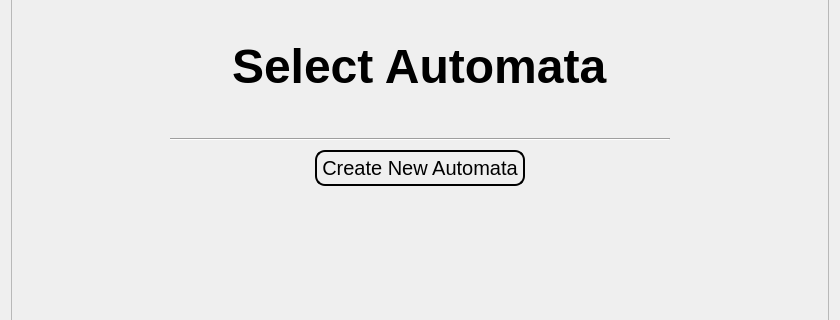
This is ui/intro.ui in Achu-Worifung/quickMove as Qt 5 draws it before an edit; both pictures show x 0 to 840 and y 254 to 574 of the 840 by 699 pixel window. The edited form follows.
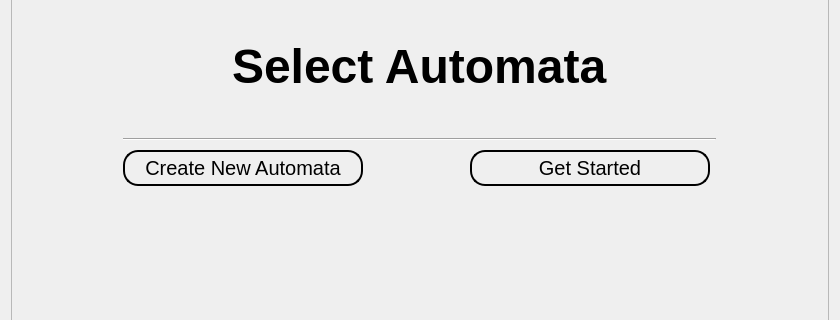
This is the edited form.

```diff
--- a/ui/intro.ui
+++ b/ui/intro.ui
@@ -72,7 +72,7 @@
 }</string>
          </property>
          <layout class="QGridLayout" name="gridLayout_3">
-          <item row="0" column="0" alignment="Qt::AlignHCenter">
+          <item row="0" column="0" colspan="2" alignment="Qt::AlignHCenter">
            <widget class="QLabel" name="label">
             <property name="font">
              <font>
@@ -86,7 +86,7 @@
             </property>
            </widget>
           </item>
-          <item row="2" column="0" alignment="Qt::AlignHCenter">
+          <item row="1" column="0" colspan="2">
            <widget class="Line" name="line">
             <property name="minimumSize">
              <size>
@@ -99,7 +99,36 @@
             </property>
            </widget>
           </item>
-          <item row="4" column="0" alignment="Qt::AlignHCenter">
+          <item row="5" column="1">
+           <widget class="QPushButton" name="present">
+            <property name="minimumSize">
+             <size>
+              <width>210</width>
+              <height>0</height>
+             </size>
+            </property>
+            <property name="maximumSize">
+             <size>
+              <width>240</width>
+              <height>16777215</height>
+             </size>
+            </property>
+            <property name="styleSheet">
+             <string notr="true">
+    border-style: outset;
+    border-width: 2px;
+    border-radius: 15px;
+    border-color: black;
+    padding: 4px;
+font:20px
+</string>
+            </property>
+            <property name="text">
+             <string>Get Started</string>
+            </property>
+           </widget>
+          </item>
+          <item row="5" column="0">
            <widget class="QPushButton" name="create_auto">
             <property name="minimumSize">
              <size>
@@ -109,17 +138,20 @@
             </property>
             <property name="maximumSize">
              <size>
-              <width>150</width>
+              <width>240</width>
               <height>16777215</height>
              </size>
             </property>
             <property name="styleSheet">
-             <string notr="true">    border-style: outset;
+             <string notr="true">
+
+    border-style: outset;
     border-width: 2px;
-    border-radius: 10px;
+    border-radius: 15px;
     border-color: black;
     padding: 4px;
-font:20px</string>
+font:20px
+</string>
             </property>
             <property name="text">
              <string>Create New Automata</string>
```
